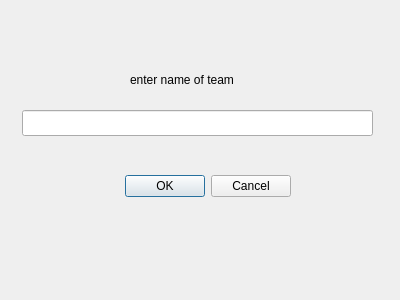
The window that dialog_create_team.ui (annishelion/ap-projet) describes before a commit, drawn with Qt 5.
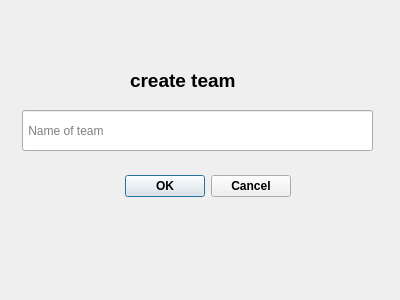
The same window after the commit.

The edit to the form file:
```diff
--- a/dialog_create_team.ui
+++ b/dialog_create_team.ui
@@ -22,6 +22,11 @@
      <height>32</height>
     </rect>
    </property>
+   <property name="font">
+    <font>
+     <bold>true</bold>
+    </font>
+   </property>
    <property name="orientation">
     <enum>Qt::Horizontal</enum>
    </property>
@@ -35,9 +40,12 @@
      <x>22</x>
      <y>110</y>
      <width>351</width>
-     <height>26</height>
+     <height>41</height>
     </rect>
    </property>
+   <property name="placeholderText">
+    <string> Name of team</string>
+   </property>
   </widget>
   <widget class="QLabel" name="label">
    <property name="geometry">
@@ -48,8 +56,14 @@
      <height>20</height>
     </rect>
    </property>
+   <property name="font">
+    <font>
+     <pointsize>14</pointsize>
+     <bold>true</bold>
+    </font>
+   </property>
    <property name="text">
-    <string>enter name of team</string>
+    <string>create team</string>
    </property>
   </widget>
  </widget>
```
